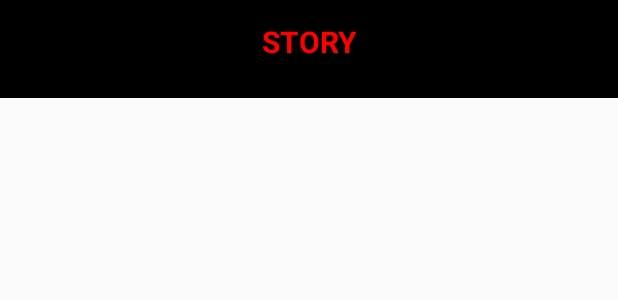
After one commit to mohini14/Story, an Android app: the layout custom_toolbar.xml on its own in the app's theme, with its tools: preview values and no code run, on a phone screen of 412 x 824 dp. The commit adds this screen. Shown: the top 300 px of the screen. Run offline under Robolectric (Android 15) with nearby library versions, the phone set to English and light mode, and no system bars.

```diff
--- a/app/build.gradle
+++ b/app/build.gradle
@@ -43,6 +43,10 @@ dependencies {
 
     compile 'com.squareup.picasso:picasso:2.5.0'
 
+    //bottom navigation view
+    implementation 'com.android.support:design:27.0.2'
+
+
 
 
 
--- a/app/src/main/java/com/topstories/story/MainActivityRecyclerView.java
+++ b/app/src/main/java/com/topstories/story/MainActivityRecyclerView.java
@@ -13,7 +13,7 @@ import java.util.ArrayList;
 
 import butterknife.BindView;
 import butterknife.ButterKnife;
-import model.MainPageData;
+import com.topstories.story.model.MainPageData;
 
 public class MainActivityRecyclerView extends RecyclerView.Adapter<MainActivityRecyclerView.RecyclerviewHolder> {
 
--- a/app/src/main/java/com/topstories/story/MainPageHorizontalRecyclerView.java
+++ b/app/src/main/java/com/topstories/story/MainPageHorizontalRecyclerView.java
@@ -40,7 +40,7 @@ public class MainPageHorizontalRecyclerView extends RecyclerView.Adapter<MainPag
     @Override
     public void onBindViewHolder(@NonNull RecyclerviewHolder holder, int position) {
         Picasso.with(mContext)
-                .load(mListData.get(position)).placeholder(R.drawable.my_image)
+                .load(mListData.get(position)).placeholder(R.drawable.loading_mark)
                 //.memoryPolicy(MemoryPolicy.NO_CACHE, MemoryPolicy.NO_STORE)
 
                 .into(holder.imageView);
--- a/app/src/main/java/model/HorizontalData.java
+++ b/app/src/main/java/com/topstories/story/model/HorizontalData.java
@@ -1,4 +1,4 @@
-package model;
+package com.topstories.story.model;
 
 public class HorizontalData {
     public String getImageURL() {
--- a/app/src/main/java/model/MainPageData.java
+++ b/app/src/main/java/com/topstories/story/model/MainPageData.java
@@ -1,4 +1,4 @@
-package model;
+package com.topstories.story.model;
 
 import com.topstories.story.utils.AppStrings;
 
--- /dev/null
+++ b/app/src/main/res/layout/custom_toolbar.xml
@@ -0,0 +1,24 @@
+<?xml version="1.0" encoding="utf-8"?>
+<android.support.constraint.ConstraintLayout xmlns:android="http://schemas.android.com/apk/res/android"
+
+    android:layout_width="match_parent"
+    xmlns:app="http://schemas.android.com/apk/res-auto"
+    android:background="@android:color/black"
+    android:layout_height="65dp">
+
+    <android.support.v7.widget.Toolbar
+        android:id="@+id/my_toolbar"
+        android:layout_width="match_parent"
+        android:layout_height="?attr/actionBarSize">
+        <TextView
+            android:layout_width="wrap_content"
+            android:layout_height="match_parent"
+            android:text="@string/app_name"
+            android:textAllCaps="true"
+            android:textStyle="bold"
+            android:textColor="#ff0000"
+            android:layout_gravity="center"
+            android:gravity="center"
+            android:textSize="@dimen/toolbar_text_size"/>
+    </android.support.v7.widget.Toolbar>
+</android.support.constraint.ConstraintLayout>
--- a/app/src/main/res/layout/horizontal_rtecyclerview_cell.xml
+++ b/app/src/main/res/layout/horizontal_rtecyclerview_cell.xml
@@ -2,10 +2,14 @@
 <android.support.constraint.ConstraintLayout xmlns:android="http://schemas.android.com/apk/res/android"
 
     android:layout_width="wrap_content"
-    android:layout_height="wrap_content">
+    android:layout_height="match_parent"
+    android:paddingEnd="7dp">
 
     <ImageView
         android:id="@+id/image_view"
         android:layout_width="100dp"
+        android:scaleType="fitXY"
+        android:src="@drawable/loading_mark"
+        android:adjustViewBounds="true"
         android:layout_height="match_parent" />
 </android.support.constraint.ConstraintLayout>
--- a/app/src/main/res/values/colors.xml
+++ b/app/src/main/res/values/colors.xml
@@ -1,6 +1,6 @@
 <?xml version="1.0" encoding="utf-8"?>
 <resources>
-    <color name="colorPrimary">#3F51B5</color>
-    <color name="colorPrimaryDark">#303F9F</color>
-    <color name="colorAccent">#FF4081</color>
+    <color name="colorPrimary">#000000</color>
+    <color name="colorPrimaryDark">#282828</color>
+    <color name="colorAccent">#d3d3d3</color>
 </resources>
--- a/app/src/main/res/values/dimens.xml
+++ b/app/src/main/res/values/dimens.xml
@@ -1,4 +1,5 @@
 <resources>
     <dimen name="fab_margin">30dp</dimen>
     <dimen name="main_page_title_size">15sp</dimen>
+    <dimen name="toolbar_text_size">20sp</dimen>
 </resources>
```
Also changed, not shown: app/src/main/java/com/topstories/story/MainActivity.java (+8 -6 lines), app/src/main/res/layout/activity_main.xml (+30 -2 lines), app/src/main/res/layout/horizontal_recyclerview.xml (+8 -6 lines), app/src/main/res/menu/bottom_navigation_item.xml (added, +19 -0 lines), app/src/main/res/drawable/loading_mark.png (added).
